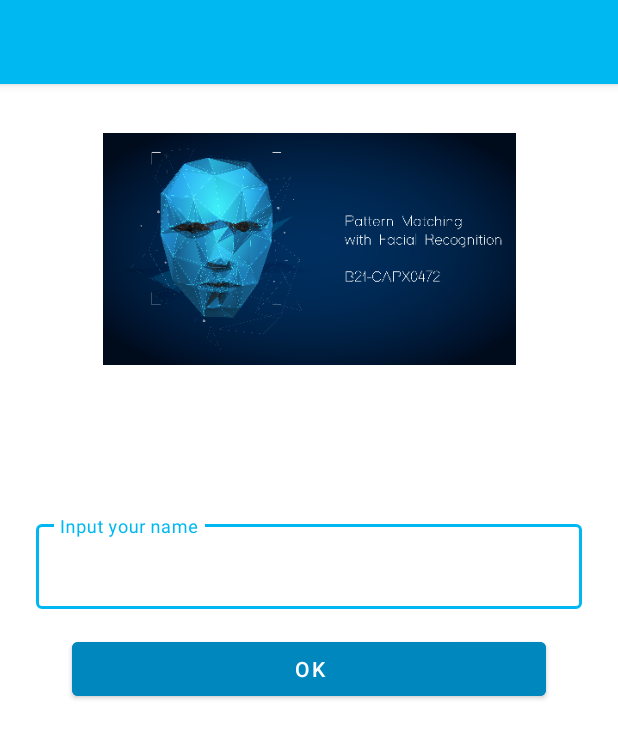
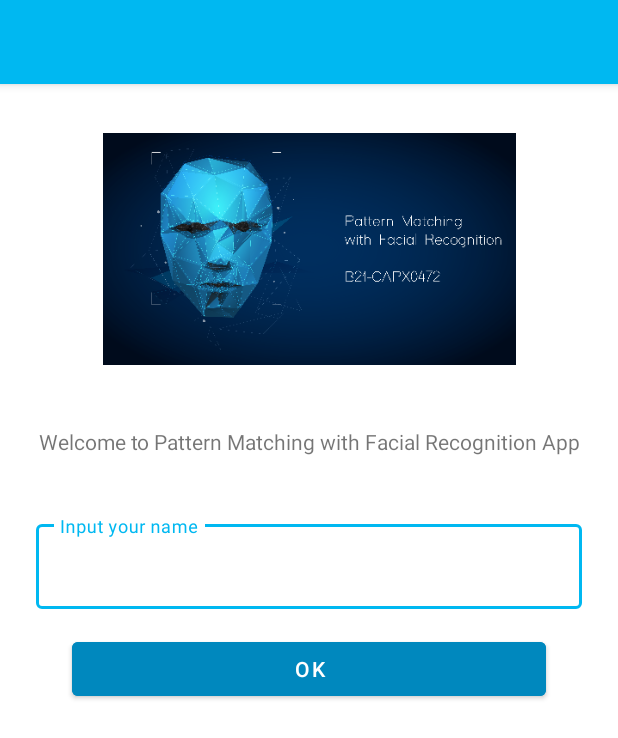
Before and after one commit to dzakyathallah14/capstone-b21-capx0472, an Android app: the screen it shows after launch (InputNameActivity), on a phone screen of 412 x 824 dp. Shown: the top 738 px of the screen. Run offline under Robolectric (Android 15) with nearby library versions, the phone set to English and light mode, and no system bars.

Commit message:
fix ui about, input, splash screen

```diff
--- a/app/src/main/res/layout/activity_about.xml
+++ b/app/src/main/res/layout/activity_about.xml
@@ -45,12 +45,6 @@
             android:layout_height="wrap_content"
             android:layout_marginTop="7dp"
             android:text="@string/machine_member2" />
-
-        <TextView
-            android:layout_width="match_parent"
-            android:layout_height="wrap_content"
-            android:layout_marginTop="7dp"
-            android:text="@string/machine_member3" />
 
         <TextView
             android:layout_width="match_parent"
--- a/app/src/main/res/layout/activity_input_name.xml
+++ b/app/src/main/res/layout/activity_input_name.xml
@@ -17,6 +17,15 @@
         app:layout_constraintStart_toStartOf="parent"
         app:layout_constraintTop_toTopOf="parent" />
 
+    <TextView
+        android:layout_width="match_parent"
+        android:layout_height="wrap_content"
+        android:gravity="center"
+        android:text="@string/welcome"
+        app:layout_constraintBottom_toTopOf="@+id/text_input_layout"
+        app:layout_constraintEnd_toEndOf="parent"
+        app:layout_constraintStart_toStartOf="parent"
+        app:layout_constraintTop_toBottomOf="@+id/img_banner" />
 
     <com.google.android.material.textfield.TextInputLayout
         android:id="@+id/text_input_layout"
--- a/app/src/main/res/layout/activity_splash_screen.xml
+++ b/app/src/main/res/layout/activity_splash_screen.xml
@@ -23,7 +23,7 @@
         android:layout_width="match_parent"
         android:layout_height="wrap_content"
         android:layout_marginBottom="8dp"
-        android:indeterminateTint="@color/yellow_200"
+        android:indeterminateTint="@color/blue_700"
         app:layout_constraintBottom_toTopOf="@+id/textView1"
         app:layout_constraintEnd_toEndOf="parent"
         app:layout_constraintStart_toStartOf="parent" />
--- a/app/src/main/res/values/strings.xml
+++ b/app/src/main/res/values/strings.xml
@@ -2,7 +2,7 @@
     <string name="app_name">capstone-b21-capx0472</string>
     <string name="name">Pattern Matching with Facial Recognition</string>
     <string name="input_name">Input your name</string>
-    <string name="welcome">Welcome to Pattern Matching with Facial Recognition</string>
+    <string name="welcome">Welcome to Pattern Matching with Facial Recognition App</string>
     <string name="add_face">Add Face</string>
     <string name="ok">OK</string>
     <string name="about">About App</string>
```
